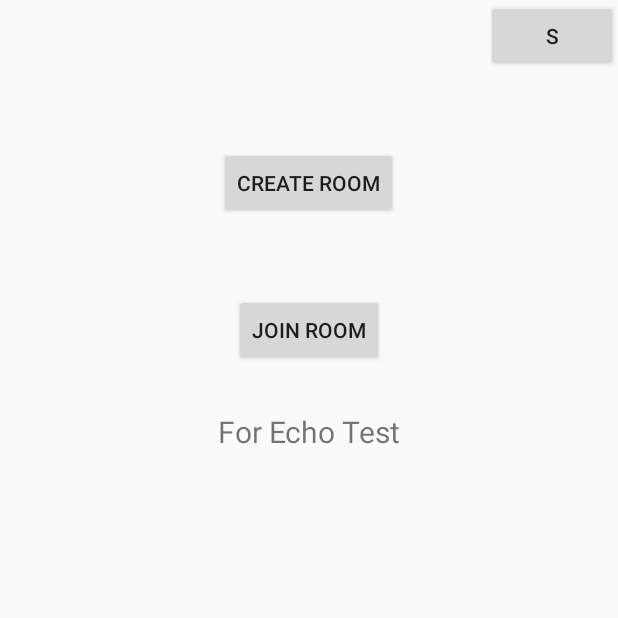
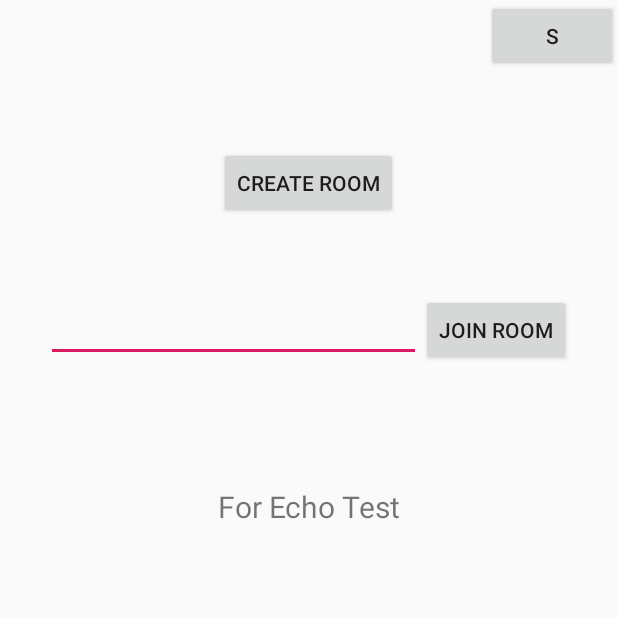
Before and after one commit to sinwoo1225/meetup, an Android app: the MainActivity screen opened directly, with no data from a screen before it, after a tap on "JOIN ROOM", on a phone screen of 412 x 824 dp, the top half of it. Run offline under Robolectric (Android 15) with nearby library versions, the phone set to English and light mode, and no system bars; libraries missing offline, so code that uses them is left out: org.java_websocket.client, org.java_websocket.handshake; 1 statement that could not run was skipped.

Commit message:
200910 app update

```diff
--- a/app/MeetingManager/app/src/main/AndroidManifest.xml
+++ b/app/MeetingManager/app/src/main/AndroidManifest.xml
@@ -22,6 +22,8 @@
         android:theme="@style/AppTheme">
         <activity android:name=".SettingActivity"></activity>
         <activity android:name=".MainActivity"></activity>
+        <activity android:name=".ConnectActivity"></activity>
+        <activity android:name=".CallActivity"></activity>
         <activity android:name=".LoginActivity">
             <intent-filter>
                 <action android:name="android.intent.action.MAIN" />
--- a/app/MeetingManager/app/src/main/java/com/example/meetingmanager/MainActivity.java
+++ b/app/MeetingManager/app/src/main/java/com/example/meetingmanager/MainActivity.java
@@ -10,6 +10,7 @@ import androidx.core.app.ActivityCompat;
 import android.util.Log;
 import android.view.View;
 import android.widget.Button;
+import android.widget.EditText;
 import android.widget.TextView;
 
 import com.fasterxml.jackson.databind.ObjectMapper;
@@ -31,8 +32,11 @@ public class MainActivity extends Activity{
     WebSocketClient mWebSocketClient;
 
     Button createRoom, joinRoom, setting;
+    EditText roomID;
 
     final String serverUri = "ws://videochat.paas-ta.org/ws";
+
+    ConnectActivity ca = new ConnectActivity();
 
     int PERMISSION_ALL = 1;
     String[] PERMISSIONS = {
@@ -114,6 +118,7 @@ public class MainActivity extends Activity{
         createRoom = findViewById(R.id.btn_createRoom);
         joinRoom = findViewById(R.id.btn_joinRoom);
         setting = findViewById(R.id.btn_setting);
+        roomID = findViewById(R.id.et_roomID);
         createRoom.setOnClickListener(new View.OnClickListener() {
             @Override
             public void onClick(View view) {
@@ -124,8 +129,11 @@ public class MainActivity extends Activity{
         joinRoom.setOnClickListener(new View.OnClickListener() {
             @Override
             public void onClick(View view) {
-                msg="JOIN";
-                connectWebSocket();
+                //Intent intent = new Intent(MainActivity.this, ConnectActivity.class);
+                //startActivity(intent);
+                ca.connectFromMain(roomID.getText().toString(), this);
+                /*msg="JOIN";
+                connectWebSocket();*/
             }
         });
         setting.setOnClickListener(new View.OnClickListener() {
--- a/app/MeetingManager/app/src/main/res/layout/activity_main.xml
+++ b/app/MeetingManager/app/src/main/res/layout/activity_main.xml
@@ -19,13 +19,23 @@
         android:text="Create Room"
         android:layout_gravity="center_horizontal"
         android:layout_marginTop="50dp"/>
-    <Button
-        android:id="@+id/btn_joinRoom"
+    <LinearLayout
         android:layout_width="wrap_content"
         android:layout_height="wrap_content"
-        android:text="Join Room"
         android:layout_gravity="center_horizontal"
-        android:layout_marginTop="50dp"/>
+        android:layout_marginTop="50dp">
+        <EditText
+            android:id="@+id/et_roomID"
+            android:layout_width="250dp"
+            android:layout_height="wrap_content"/>
+        <Button
+            android:id="@+id/btn_joinRoom"
+            android:layout_width="wrap_content"
+            android:layout_height="wrap_content"
+            android:text="Join Room"
+            android:layout_gravity="center_horizontal"
+            android:layout_marginTop="50dp"/>
+    </LinearLayout>
     <TextView
         android:id="@+id/tv_test"
         android:layout_width="wrap_content"
```
Also changed, not shown: app/MeetingManager/app/src/main/java/com/example/meetingmanager/ConnectActivity.java (+15 -2 lines).
